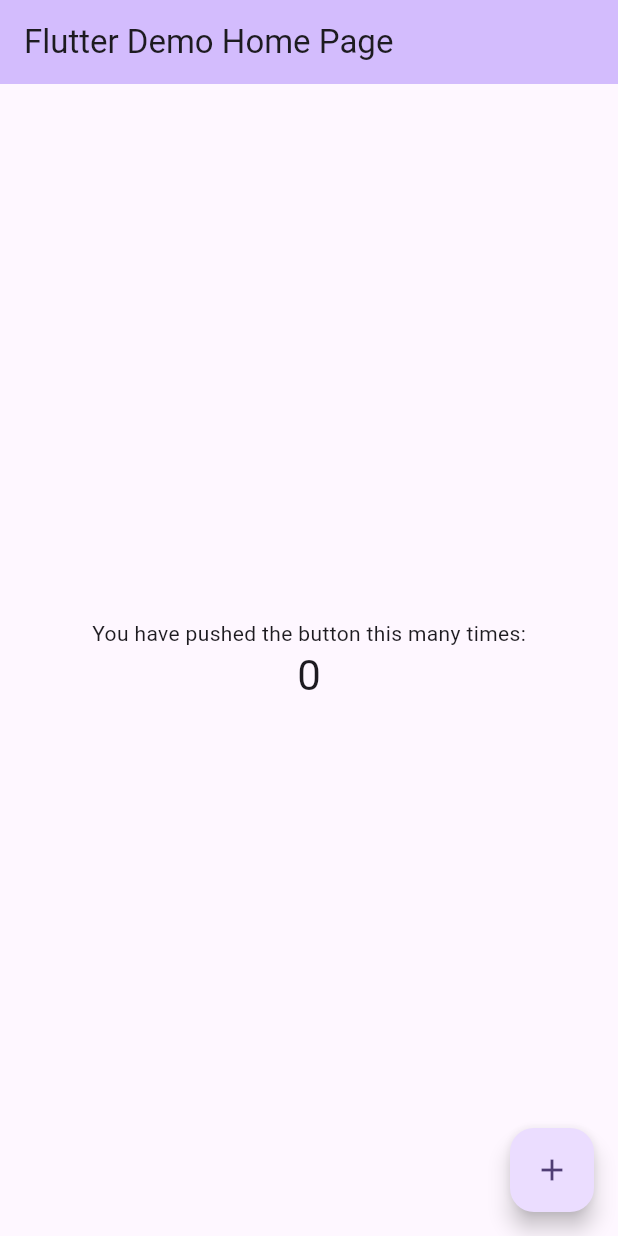
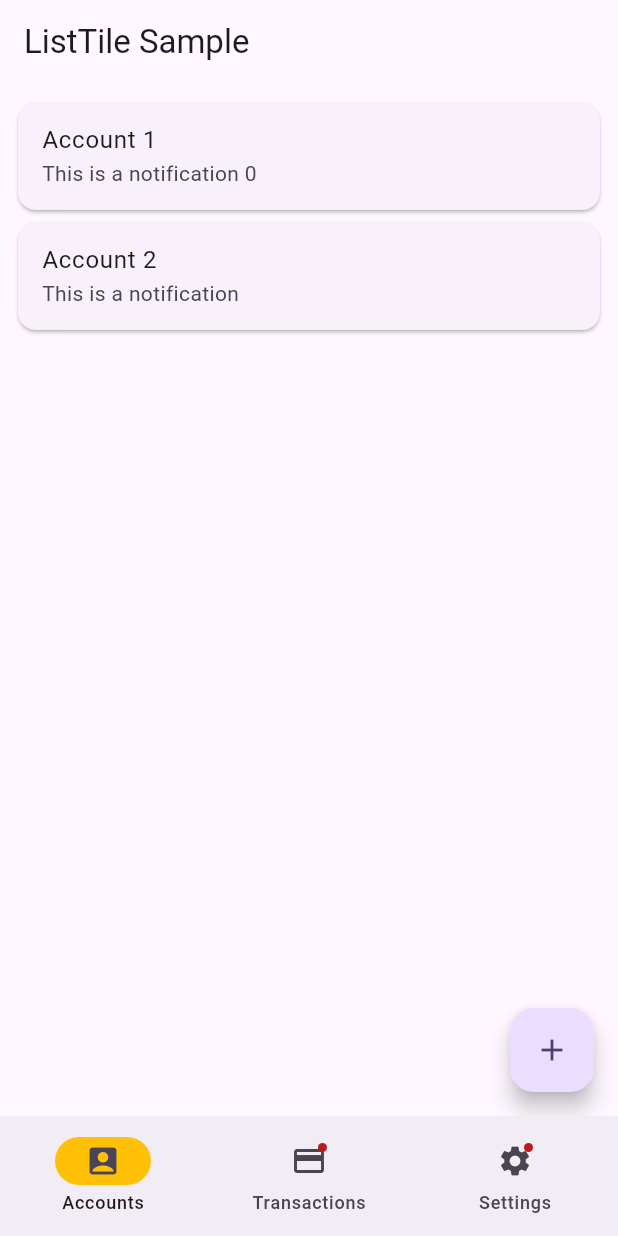
Before and after one commit to Bheck890/Finance_Helper, a Flutter app: the screen it shows after launch, on a phone screen of 412 x 824 dp. Run offline on Flutter 3.47's test engine with Material 3 defaults, Android fonts, the phone set to English and light mode, and no system bars.

Commit message:
Main Layout Implemented

```diff
--- /dev/null
+++ b/finance_helper/lib/Pages/accounts.dart
@@ -0,0 +1,75 @@
+// ignore_for_file: non_constant_identifier_names, unused_element
+
+import 'package:flutter/material.dart';
+
+class Accounts extends StatefulWidget {
+  const Accounts({super.key, required this.title});
+  final String title;
+  Widget build(BuildContext context) {
+    return Scaffold(
+      appBar: AppBar(
+        title: Text(title),
+      ),
+      body: Center(
+        child: TextButton(
+          onPressed: () {},
+          child: const Text('Next'),
+        ),
+      ),
+    );
+  }
+
+  @override
+  State<StatefulWidget> createState() => _AccountsState();
+}
+
+class _AccountsState extends State<Accounts> {
+  int _accountIndex = 0;
+
+  void _OpenAccount() {
+    setState(() {
+      _accountIndex++;
+    });
+  }
+
+  void _AddAccount() {
+    setState(() {
+      _accountIndex++;
+    });
+  }
+
+  @override
+  Widget build(BuildContext context) {
+    return Scaffold(
+      appBar: AppBar(title: const Text('ListTile Sample')),
+      body: Padding(
+          padding: const EdgeInsets.all(8.0),
+          child: Column(
+            children: <Widget>[
+              Card(
+                child: ListTile(
+                  //leading: const Icon(Icons.notifications_sharp),
+                  title: const Text('Account 1'),
+                  subtitle: Text('This is a notification $_accountIndex'),
+                  onTap: () {_OpenAccount();},
+                ),
+              ),
+              Card(
+                child: ListTile(
+                  //leading: const Icon(Icons.notifications_sharp),
+                  title: const Text('Account 2'),
+                  subtitle: const Text('This is a notification'),
+                  onTap: () {_OpenAccount();},
+                ),
+              ),
+            ],
+          ),
+        ),
+        floatingActionButton: FloatingActionButton(
+          onPressed: _AddAccount,
+          tooltip: 'Add Account',
+          child: const Icon(Icons.add),
+      ),
+    );
+  }
+}
--- a/finance_helper/lib/main.dart
+++ b/finance_helper/lib/main.dart
@@ -1,3 +1,6 @@
+import 'package:finance_helper/Pages/accounts.dart';
+import 'package:finance_helper/Pages/settings.dart';
+import 'package:finance_helper/Pages/transactions.dart';
 import 'package:flutter/material.dart';
 
 void main() {
@@ -5,121 +8,75 @@
 }
 
 class MyApp extends StatelessWidget {
-  const MyApp({super.key});
+  const MyApp({Key? key}) : super(key: key);
 
   // This widget is the root of your application.
   @override
   Widget build(BuildContext context) {
     return MaterialApp(
-      title: 'Flutter Demo',
+      title: 'Finanace Checker',
       theme: ThemeData(
-        // This is the theme of your application.
-        //
-        // TRY THIS: Try running your application with "flutter run". You'll see
-        // the application has a purple toolbar. Then, without quitting the app,
-        // try changing the seedColor in the colorScheme below to Colors.green
-        // and then invoke "hot reload" (save your changes or press the "hot
-        // reload" button in a Flutter-supported IDE, or press "r" if you used
-        // the command line to start the app).
-        //
-        // Notice that the counter didn't reset back to zero; the application
-        // state is not lost during the reload. To reset the state, use hot
-        // restart instead.
-        //
-        // This works for code too, not just values: Most code changes can be
-        // tested with just a hot reload.
         colorScheme: ColorScheme.fromSeed(seedColor: Colors.deepPurple),
         useMaterial3: true,
       ),
-      home: const MyHomePage(title: 'Flutter Demo Home Page'),
+      home: const FinanceNavigation(title: 'Dashboard'),
     );
   }
 }
 
-class MyHomePage extends StatefulWidget {
-  const MyHomePage({super.key, required this.title});
-
-  // This widget is the home page of your application. It is stateful, meaning
-  // that it has a State object (defined below) that contains fields that affect
-  // how it looks.
-
-  // This class is the configuration for the state. It holds the values (in this
-  // case the title) provided by the parent (in this case the App widget) and
-  // used by the build method of the State. Fields in a Widget subclass are
-  // always marked "final".
+class FinanceNavigation extends StatefulWidget {
+  const FinanceNavigation({super.key, required this.title});
 
   final String title;
 
   @override
-  State<MyHomePage> createState() => _MyHomePageState();
+  State<FinanceNavigation> createState() => _FinanceNavigationState();
 }
 
-class _MyHomePageState extends State<MyHomePage> {
-  int _counter = 0;
+class _FinanceNavigationState extends State<FinanceNavigation> {
+  int currentPageIndex = 0;
 
-  void _incrementCounter() {
-    setState(() {
-      // This call to setState tells the Flutter framework that something has
-      // changed in this State, which causes it to rerun the build method below
-      // so that the display can reflect the updated values. If we changed
-      // _counter without calling setState(), then the build method would not be
-      // called again, and so nothing would appear to happen.
-      _counter++;
-    });
-  }
+
 
   @override
   Widget build(BuildContext context) {
-    // This method is rerun every time setState is called, for instance as done
-    // by the _incrementCounter method above.
-    //
-    // The Flutter framework has been optimized to make rerunning build methods
-    // fast, so that you can just rebuild anything that needs updating rather
-    // than having to individually change instances of widgets.
+    final ThemeData theme = Theme.of(context);
+
     return Scaffold(
-      appBar: AppBar(
-        // TRY THIS: Try changing the color here to a specific color (to
-        // Colors.amber, perhaps?) and trigger a hot reload to see the AppBar
-        // change color while the other colors stay the same.
-        backgroundColor: Theme.of(context).colorScheme.inversePrimary,
-        // Here we take the value from the MyHomePage object that was created by
-        // the App.build method, and use it to set our appbar title.
-        title: Text(widget.title),
+      bottomNavigationBar: NavigationBar(
+        onDestinationSelected: (int index) {
+          setState(() {
+            currentPageIndex = index;
+          });
+        },
+        indicatorColor: Colors.amber,
+        selectedIndex: currentPageIndex,
+        destinations: const <Widget>[
+          NavigationDestination(
+            icon: Icon(Icons.account_box),
+            label: 'Accounts',
+          ),
+          NavigationDestination(
+            icon: Badge(child: Icon(Icons.payment)),
+            label: 'Transactions',
+          ),
+          NavigationDestination(
+            icon: Badge(child: Icon(Icons.settings),
+            ),
+            label: 'Settings',
+          ),
+        ],
       ),
-      body: Center(
-        // Center is a layout widget. It takes a single child and positions it
-        // in the middle of the parent.
-        child: Column(
-          // Column is also a layout widget. It takes a list of children and
-          // arranges them vertically. By default, it sizes itself to fit its
-          // children horizontally, and tries to be as tall as its parent.
-          //
-          // Column has various properties to control how it sizes itself and
-          // how it positions its children. Here we use mainAxisAlignment to
-          // center the children vertically; the main axis here is the vertical
-          // axis because Columns are vertical (the cross axis would be
-          // horizontal).
-          //
-          // TRY THIS: Invoke "debug painting" (choose the "Toggle Debug Paint"
-          // action in the IDE, or press "p" in the console), to see the
-          // wireframe for each widget.
-          mainAxisAlignment: MainAxisAlignment.center,
-          children: <Widget>[
-            const Text(
-              'You have pushed the button this many times:',
-            ),
-            Text(
-              '$_counter',
-              style: Theme.of(context).textTheme.headlineMedium,
-            ),
-          ],
-        ),
-      ),
-      floatingActionButton: FloatingActionButton(
-        onPressed: _incrementCounter,
-        tooltip: 'Increment',
-        child: const Icon(Icons.add),
-      ), // This trailing comma makes auto-formatting nicer for build methods.
+      body: <Widget>[
+        /// Home page
+        const Accounts(title: 'Add Accounts'),
+
+        /// Notifications page
+        const Transactions(title: 'Add Transactions'),
+
+        /// Messages page
+        const Settings(),
+      ][currentPageIndex],
     );
   }
 }
```
Also changed, not shown: finance_helper/lib/Pages/settings.dart (added, +45 -0 lines), finance_helper/lib/Pages/transactions.dart (added, +75 -0 lines), finance_helper/lib/Database/data.dart (added).
